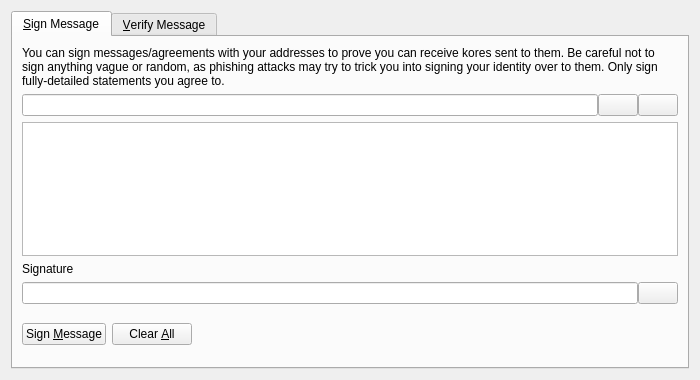
Kore-Core/KORE, file src/qt/forms/signverifymessagedialog.ui: the form before one commit.
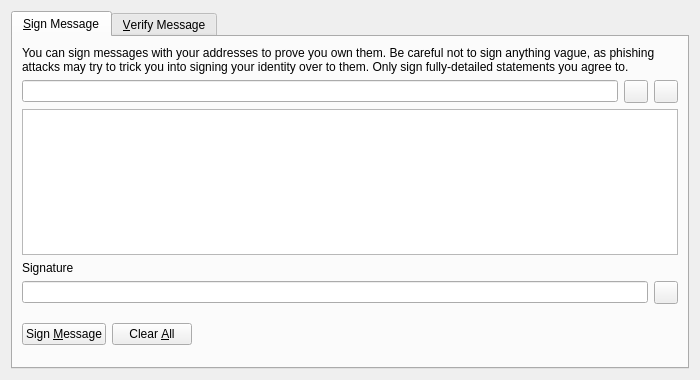
The form after the commit. Icons and pictures are not drawn. Custom widgets are drawn as their Qt base class.

```diff
--- a/src/qt/forms/signverifymessagedialog.ui
+++ b/src/qt/forms/signverifymessagedialog.ui
@@ -30,7 +30,7 @@
        <item>
         <widget class="QLabel" name="infoLabel_SM">
          <property name="text">
-          <string>You can sign messages/agreements with your addresses to prove you can receive kores sent to them. Be careful not to sign anything vague or random, as phishing attacks may try to trick you into signing your identity over to them. Only sign fully-detailed statements you agree to.</string>
+          <string>You can sign messages with your addresses to prove you own them. Be careful not to sign anything vague, as phishing attacks may try to trick you into signing your identity over to them. Only sign fully-detailed statements you agree to.</string>
          </property>
          <property name="textFormat">
           <enum>Qt::PlainText</enum>
@@ -42,9 +42,6 @@
        </item>
        <item>
         <layout class="QHBoxLayout" name="horizontalLayout_1_SM">
-         <property name="spacing">
-          <number>0</number>
-         </property>
          <item>
           <widget class="QValidatedLineEdit" name="addressIn_SM">
            <property name="toolTip">
@@ -53,7 +50,7 @@
           </widget>
          </item>
          <item>
-          <widget class="QPushButton" name="addressBookButton_SM">
+          <widget class="QToolButton" name="addressBookButton_SM">
            <property name="toolTip">
             <string>Choose previously used address</string>
            </property>
@@ -67,13 +64,10 @@
            <property name="shortcut">
             <string>Alt+A</string>
            </property>
-           <property name="autoDefault">
-            <bool>false</bool>
-           </property>
           </widget>
          </item>
          <item>
-          <widget class="QPushButton" name="pasteButton_SM">
+          <widget class="QToolButton" name="pasteButton_SM">
            <property name="toolTip">
             <string>Paste address from clipboard</string>
            </property>
@@ -87,9 +81,6 @@
            <property name="shortcut">
             <string>Alt+P</string>
            </property>
-           <property name="autoDefault">
-            <bool>false</bool>
-           </property>
           </widget>
          </item>
         </layout>
@@ -113,9 +104,6 @@
        </item>
        <item>
         <layout class="QHBoxLayout" name="horizontalLayout_2_SM">
-         <property name="spacing">
-          <number>0</number>
-         </property>
          <item>
           <widget class="QLineEdit" name="signatureOut_SM">
            <property name="font">
@@ -129,7 +117,7 @@
           </widget>
          </item>
          <item>
-          <widget class="QPushButton" name="copySignatureButton_SM">
+          <widget class="QToolButton" name="copySignatureButton_SM">
            <property name="toolTip">
             <string>Copy the current signature to the system clipboard</string>
            </property>
@@ -140,9 +128,6 @@
             <iconset resource="../kore.qrc">
              <normaloff>:/icons/editcopy</normaloff>:/icons/editcopy</iconset>
            </property>
-           <property name="autoDefault">
-            <bool>false</bool>
-           </property>
           </widget>
          </item>
         </layout>
```
Left out of the diff: 18 changed lines with no effect on the pictures.
